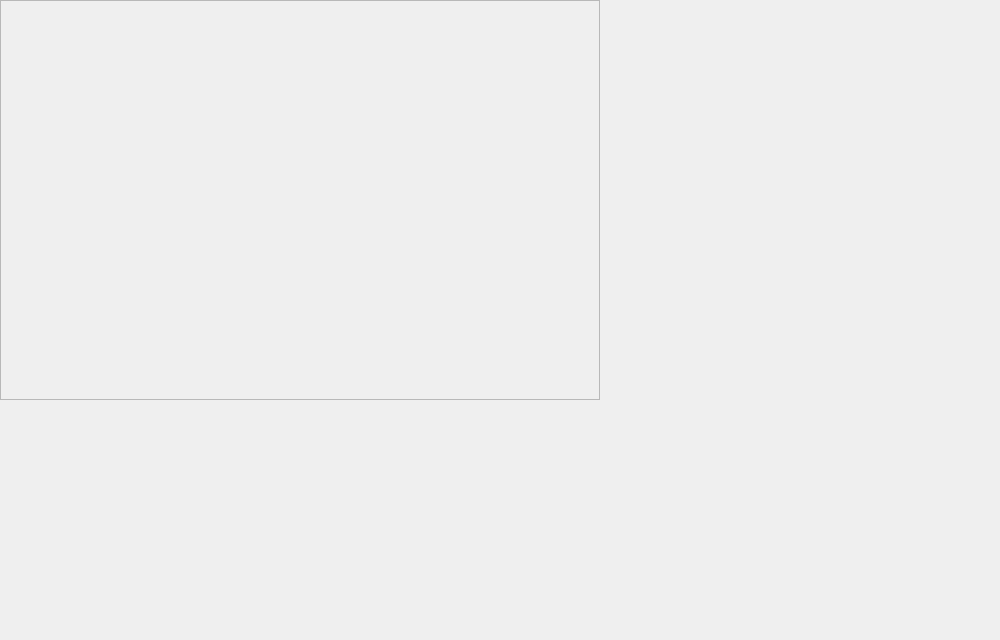
Qt form coffee_shop_management_system/coffee_shop_management_system/GUI/OrderWidget.ui (PhucHoang200/coffee-shop-management-system) before a commit.
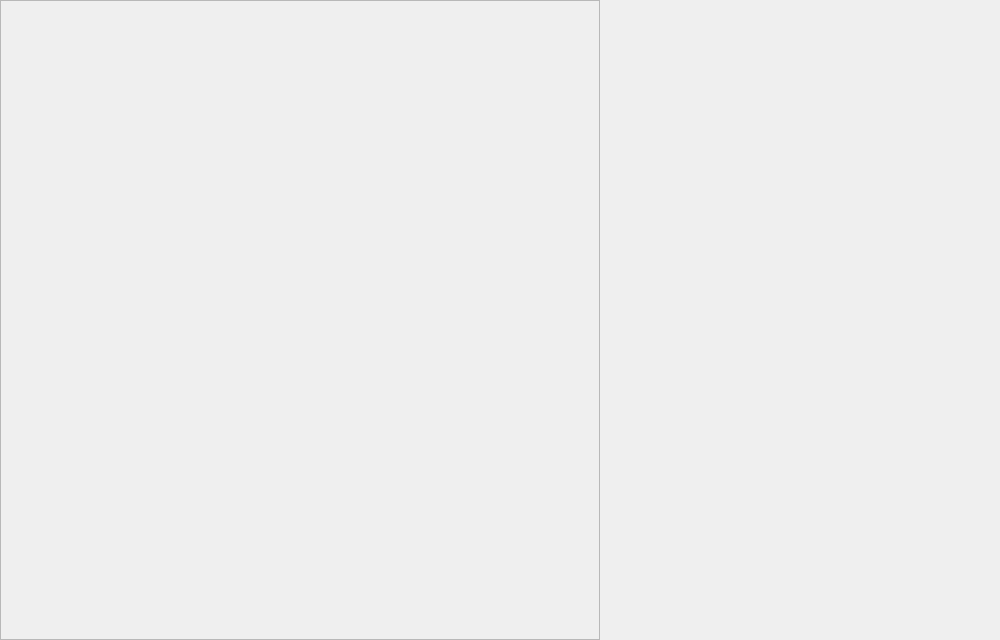
The same form after that commit.

Patch:
```diff
--- a/coffee_shop_management_system/coffee_shop_management_system/GUI/OrderWidget.ui
+++ b/coffee_shop_management_system/coffee_shop_management_system/GUI/OrderWidget.ui
@@ -19,7 +19,7 @@
      <x>0</x>
      <y>0</y>
      <width>600</width>
-     <height>400</height>
+     <height>640</height>
     </rect>
    </property>
    <property name="widgetResizable">
@@ -31,7 +31,7 @@
       <x>0</x>
       <y>0</y>
       <width>598</width>
-      <height>398</height>
+      <height>638</height>
      </rect>
     </property>
    </widget>
```
